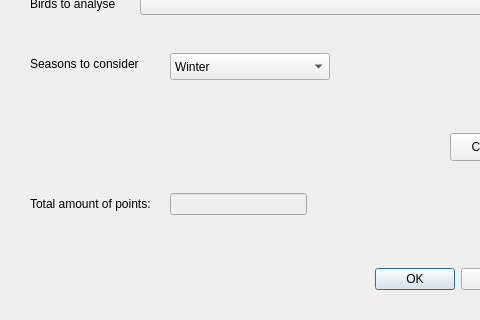
Old version of the form movement_analysis/movement_analysis_dialog_filter.ui in the repository saadsaifse/flight-analysis; both pictures show x 0 to 480 and y 97 to 417 of the 574 by 417 pixel window.
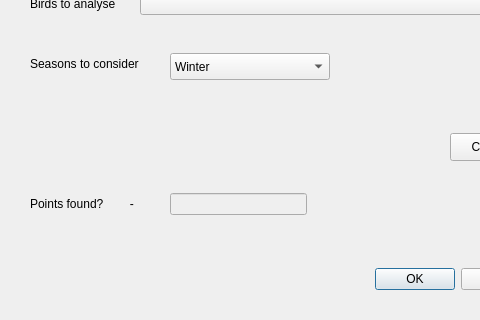
New version of the form. Custom widgets are drawn as their Qt base class.

What changed in the file:
```diff
--- a/movement_analysis/movement_analysis_dialog_filter.ui
+++ b/movement_analysis/movement_analysis_dialog_filter.ui
@@ -52,7 +52,7 @@
     </rect>
    </property>
    <property name="text">
-    <string>Total amount of points:</string>
+    <string>Points found?        -</string>
    </property>
   </widget>
   <widget class="QLineEdit" name="lineEdit">
```
